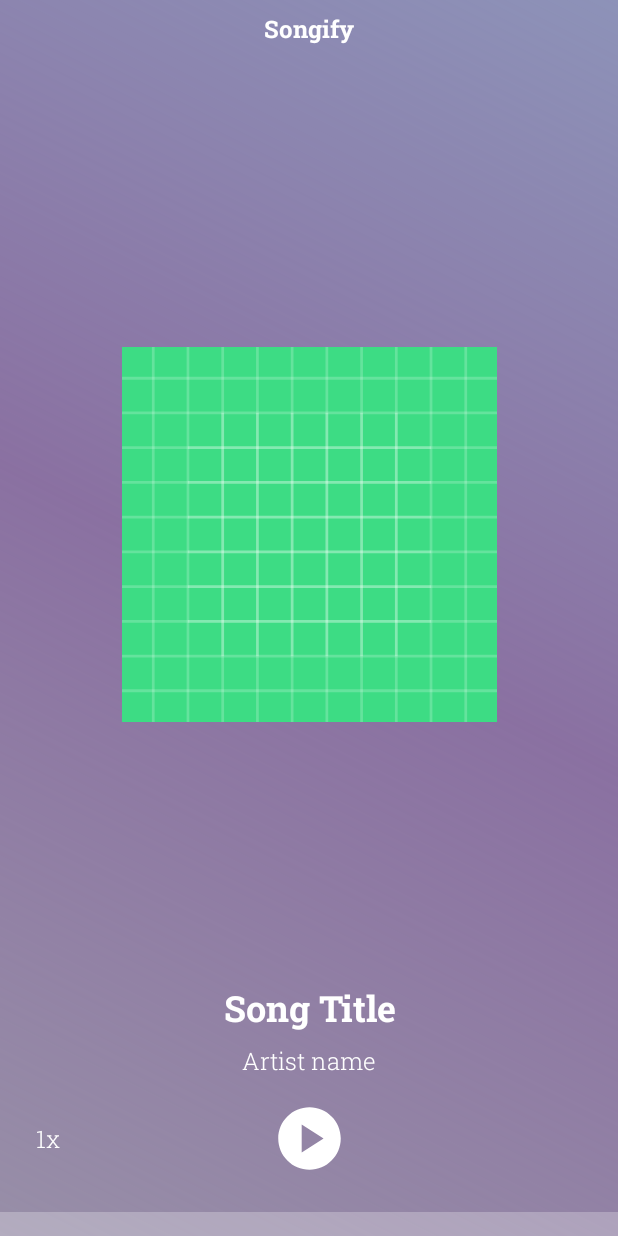
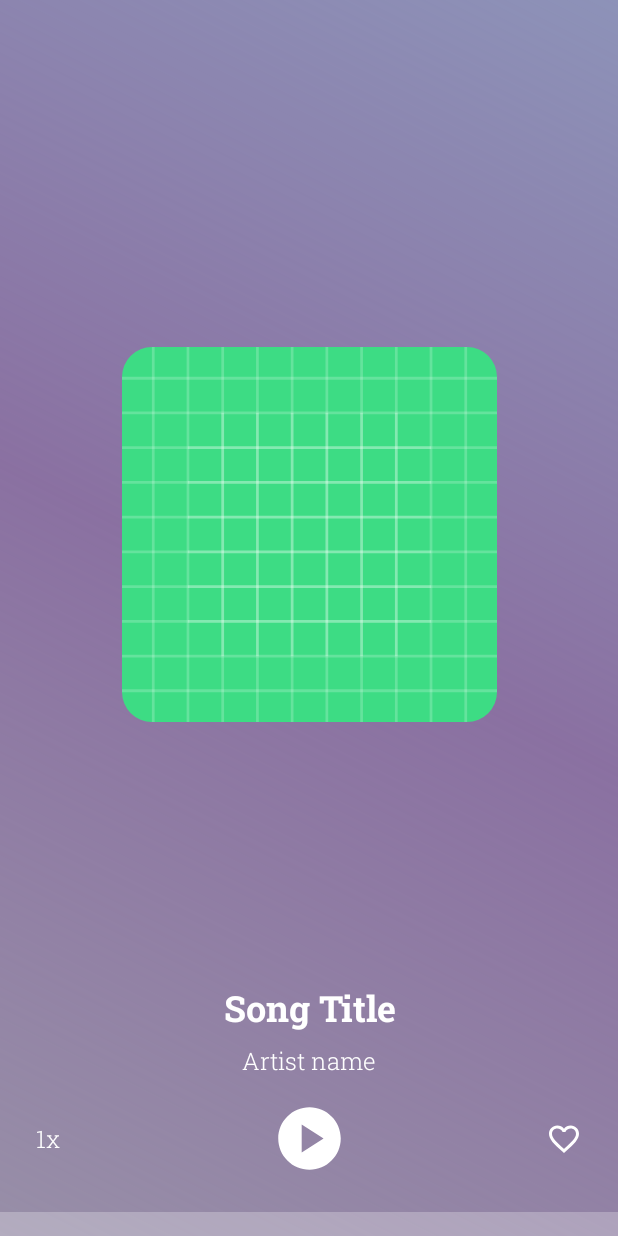
Before and after one commit to thesohelshaikh/songify, an Android app: the layout item_song_player.xml on its own in the app's theme, with its tools: preview values and no code run, on a phone screen of 412 x 824 dp. Run offline under Robolectric (Android 15) with nearby library versions, the phone set to English and light mode, and no system bars.

```diff
--- /dev/null
+++ b/app/src/main/res/drawable/ic_favorite_checked.xml
@@ -0,0 +1,5 @@
+<vector android:height="24dp" android:tint="#FFFFFF"
+    android:viewportHeight="24" android:viewportWidth="24"
+    android:width="24dp" xmlns:android="http://schemas.android.com/apk/res/android">
+    <path android:fillColor="@android:color/white" android:pathData="M12,21.35l-1.45,-1.32C5.4,15.36 2,12.28 2,8.5 2,5.42 4.42,3 7.5,3c1.74,0 3.41,0.81 4.5,2.09C13.09,3.81 14.76,3 16.5,3 19.58,3 22,5.42 22,8.5c0,3.78 -3.4,6.86 -8.55,11.54L12,21.35z"/>
+</vector>
--- /dev/null
+++ b/app/src/main/res/drawable/ic_favorite_unchecked.xml
@@ -0,0 +1,5 @@
+<vector android:height="24dp" android:tint="#FFFFFF"
+    android:viewportHeight="24" android:viewportWidth="24"
+    android:width="24dp" xmlns:android="http://schemas.android.com/apk/res/android">
+    <path android:fillColor="@android:color/white" android:pathData="M16.5,3c-1.74,0 -3.41,0.81 -4.5,2.09C10.91,3.81 9.24,3 7.5,3 4.42,3 2,5.42 2,8.5c0,3.78 3.4,6.86 8.55,11.54L12,21.35l1.45,-1.32C18.6,15.36 22,12.28 22,8.5 22,5.42 19.58,3 16.5,3zM12.1,18.55l-0.1,0.1 -0.1,-0.1C7.14,14.24 4,11.39 4,8.5 4,6.5 5.5,5 7.5,5c1.54,0 3.04,0.99 3.57,2.36h1.87C13.46,5.99 14.96,5 16.5,5c2,0 3.5,1.5 3.5,3.5 0,2.89 -3.14,5.74 -7.9,10.05z"/>
+</vector>
--- /dev/null
+++ b/app/src/main/res/drawable/ic_more.xml
@@ -0,0 +1,5 @@
+<vector android:height="24dp" android:tint="#FFFFFF"
+    android:viewportHeight="24" android:viewportWidth="24"
+    android:width="24dp" xmlns:android="http://schemas.android.com/apk/res/android">
+    <path android:fillColor="@android:color/white" android:pathData="M12,8c1.1,0 2,-0.9 2,-2s-0.9,-2 -2,-2 -2,0.9 -2,2 0.9,2 2,2zM12,10c-1.1,0 -2,0.9 -2,2s0.9,2 2,2 2,-0.9 2,-2 -0.9,-2 -2,-2zM12,16c-1.1,0 -2,0.9 -2,2s0.9,2 2,2 2,-0.9 2,-2 -0.9,-2 -2,-2z"/>
+</vector>
--- /dev/null
+++ b/app/src/main/res/drawable/ic_selector_favorite.xml
@@ -0,0 +1,5 @@
+<?xml version="1.0" encoding="utf-8"?>
+<selector xmlns:android="http://schemas.android.com/apk/res/android">
+    <item android:drawable="@drawable/ic_favorite_checked" android:state_checked="true" />
+    <item android:drawable="@drawable/ic_favorite_unchecked" />
+</selector>
--- a/app/src/main/res/layout/item_song_player.xml
+++ b/app/src/main/res/layout/item_song_player.xml
@@ -29,25 +29,12 @@
         app:layout_constraintTop_toTopOf="parent"
         app:srcCompat="@drawable/bg_song_background" />
 
-    <androidx.appcompat.widget.AppCompatTextView
-        android:id="@+id/textViewAppName"
-        android:layout_width="wrap_content"
-        android:layout_height="wrap_content"
-        android:layout_marginTop="8dp"
-        android:fontFamily="@font/robotoslab_bold"
-        android:text="@string/app_name"
-        android:textColor="@color/white"
-        android:textSize="16sp"
-        app:layout_constraintEnd_toEndOf="@id/guidelineEnd"
-        app:layout_constraintStart_toStartOf="@id/guidelineStart"
-        app:layout_constraintTop_toTopOf="parent" />
-
-    <androidx.appcompat.widget.AppCompatImageView
+    <com.google.android.material.imageview.ShapeableImageView
         android:id="@+id/imageViewAlbumArt"
         android:layout_width="250dp"
         android:layout_height="250dp"
+        app:shapeAppearanceOverlay="@style/ShapeAppearanceOverlay.App.AlbumAppearance"
         android:layout_marginTop="?actionBarSize"
-        android:background="@drawable/bg_album_art"
         app:layout_constraintBottom_toTopOf="@id/textViewSongTitle"
         app:layout_constraintEnd_toEndOf="@id/guidelineEnd"
         app:layout_constraintStart_toStartOf="@id/guidelineStart"
@@ -87,6 +74,20 @@
         app:layout_constraintStart_toStartOf="@id/guidelineStart"
         app:srcCompat="@drawable/ic_play_button" />
 
+    <CheckBox
+        android:id="@+id/buttonFavorite"
+        android:layout_width="wrap_content"
+        android:layout_height="wrap_content"
+        android:button="@drawable/ic_selector_favorite"
+        android:buttonTint="@color/white"
+        android:minWidth="0dp"
+        android:layout_marginEnd="8dp"
+        android:minHeight="0dp"
+        android:padding="0dp"
+        app:layout_constraintBottom_toBottomOf="@id/imageViewPlayPause"
+        app:layout_constraintEnd_toEndOf="@id/guidelineEnd"
+        app:layout_constraintTop_toTopOf="@id/imageViewPlayPause" />
+
     <androidx.appcompat.widget.AppCompatTextView
         android:id="@+id/textViewPlayBackSpeed"
         style="@style/RobotoLight.White.16"
--- a/app/src/main/res/values/styles.xml
+++ b/app/src/main/res/values/styles.xml
@@ -25,4 +25,8 @@
         <item name="android:textSize">16sp</item>
     </style>
 
+    <style name="ShapeAppearanceOverlay.App.AlbumAppearance" parent="">
+        <item name="cornerSize">8%</item>
+    </style>
+
 </resources>
```
Also changed, not shown: app/src/main/java/com/thesohelshaikh/songify/data/Song.kt (added, +7 -0 lines), app/src/main/java/com/thesohelshaikh/songify/ui/DepthPageTransformer.kt (added, +46 -0 lines), app/src/main/java/com/thesohelshaikh/songify/ui/MainActivity.kt (+54 -89 lines), app/src/main/java/com/thesohelshaikh/songify/ui/SongAdapter.kt (added, +155 -0 lines), app/src/main/res/layout/activity_main.xml (+43 -2 lines).
